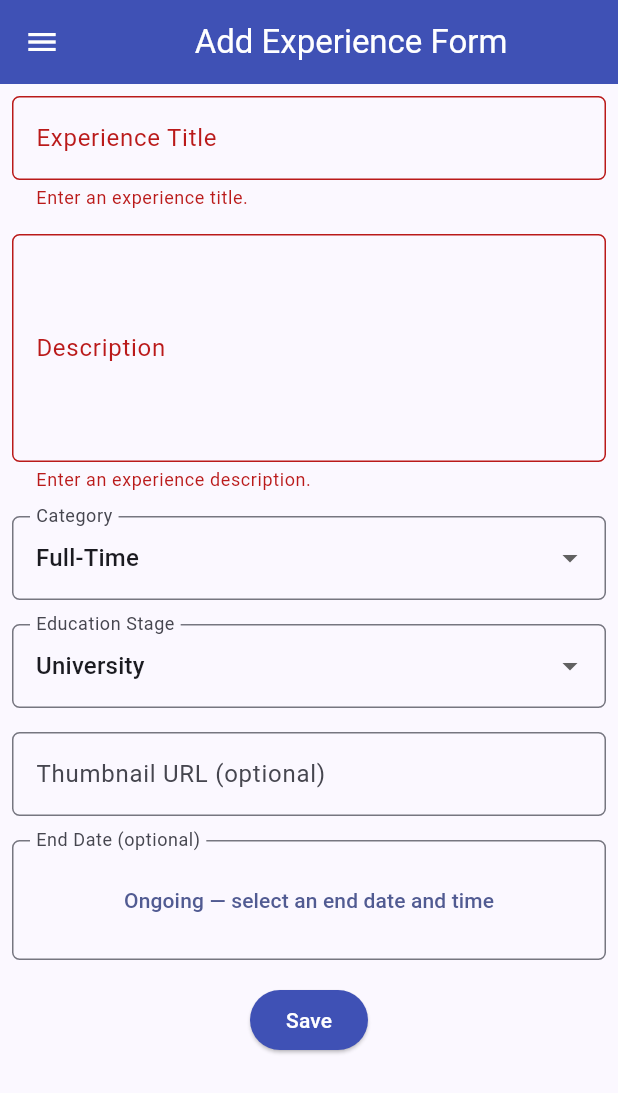
After one commit to alyssasaaa/myportofolio_mobile, a Flutter app: the ExperienceFormPage screen opened directly, after a tap on "Save", on a phone screen of 412 x 824 dp. The commit adds this screen. Shown: the top 1093 px of the screen. Run offline on Flutter 3.47's test engine with Material 3 defaults, Android fonts, the phone set to English and light mode, and no system bars.

Commit message:
feat: add experience form with input fields and validation

```diff
--- /dev/null
+++ b/lib/experience_form.dart
@@ -0,0 +1,329 @@
+import 'package:flutter/material.dart';
+import 'package:myportofolio_mobile/widgets/left_drawer.dart';
+
+class ExperienceFormPage extends StatefulWidget {
+  const ExperienceFormPage({super.key});
+
+  @override
+  State<ExperienceFormPage> createState() => _ExperienceFormPageState();
+}
+
+class _ExperienceFormPageState extends State<ExperienceFormPage> {
+  final _formKey = GlobalKey<FormState>();
+
+  String _title = "";
+  String _description = "";
+  String _category = "full-time";
+  String _stage = "university";
+  String _thumbnail = "";
+  DateTime? _endedAt; // null means ongoing
+
+  final Map<String, String> _categories = {
+    'internship': 'Internship',
+    'research': 'Research',
+    'volunteer': 'Volunteer',
+    'part-time': 'Part-Time',
+    'full-time': 'Full-Time',
+    'freelance': 'Freelance',
+    'committee': 'Committee',
+    'organization': 'Organization',
+  };
+
+  final Map<String, String> _stages = {
+    'university': 'University',
+    'high-school': 'High School',
+  };
+
+  @override
+  Widget build(BuildContext context) {
+    return Scaffold(
+      appBar: AppBar(
+        title: const Center(child: Text('Add Experience Form')),
+        backgroundColor: Colors.indigo,
+        foregroundColor: Colors.white,
+      ),
+      drawer: const LeftDrawer(),
+      body: Form(
+        key: _formKey,
+        child: SingleChildScrollView(
+          child: Column(
+            crossAxisAlignment: CrossAxisAlignment.start,
+            children: [
+              // === Experience Title ===
+              Padding(
+                padding: const EdgeInsets.all(8.0),
+                child: TextFormField(
+                  initialValue: _title,
+                  decoration: InputDecoration(
+                    hintText: "COMPFEST 18 | PIC of Decoration",
+                    labelText: "Experience Title",
+                    border: OutlineInputBorder(
+                      borderRadius: BorderRadius.circular(5.0),
+                    ),
+                  ),
+                  onChanged: (String value) {
+                    setState(() {
+                      _title = value;
+                    });
+                  },
+                  validator: (String? value) {
+                    final title =
+                        value?.replaceAll(RegExp(r'<[^>]*>'), '').trim() ?? '';
+                    if (title.isEmpty) {
+                      return "Enter an experience title.";
+                    }
+                    if (value!.length > 255) {
+                      return "The title must be at most 255 characters.";
+                    }
+                    return null;
+                  },
+                ),
+              ),
+              // === Description ===
+              Padding(
+                padding: const EdgeInsets.all(8.0),
+                child: TextFormField(
+                  initialValue: _description,
+                  maxLines: 5,
+                  decoration: InputDecoration(
+                    hintText: "Describe your role and contribution",
+                    labelText: "Description",
+                    border: OutlineInputBorder(
+                      borderRadius: BorderRadius.circular(5.0),
+                    ),
+                  ),
+                  onChanged: (String value) {
+                    setState(() {
+                      _description = value;
+                    });
+                  },
+                  validator: (String? value) {
+                    final description =
+                        value?.replaceAll(RegExp(r'<[^>]*>'), '').trim() ?? '';
+                    if (description.isEmpty) {
+                      return "Enter an experience description.";
+                    }
+                    return null;
+                  },
+                ),
+              ),
+              // === Category ===
+              Padding(
+                padding: const EdgeInsets.all(8.0),
+                child: DropdownButtonFormField<String>(
+                  decoration: InputDecoration(
+                    labelText: "Category",
+                    border: OutlineInputBorder(
+                      borderRadius: BorderRadius.circular(5.0),
+                    ),
+                  ),
+                  initialValue: _category,
+                  items: _categories.entries
+                      .map(
+                        (entry) => DropdownMenuItem(
+                          value: entry.key,
+                          child: Text(entry.value),
+                        ),
+                      )
+                      .toList(),
+                  onChanged: (String? newValue) {
+                    setState(() {
+                      _category = newValue!;
+                    });
+                  },
+                ),
+              ),
+              // === Education Stage ===
+              Padding(
+                padding: const EdgeInsets.all(8.0),
+                child: DropdownButtonFormField<String>(
+                  decoration: InputDecoration(
+                    labelText: "Education Stage",
+                    border: OutlineInputBorder(
+                      borderRadius: BorderRadius.circular(5.0),
+                    ),
+                  ),
+                  initialValue: _stage,
+                  items: _stages.entries
+                      .map(
+                        (entry) => DropdownMenuItem(
+                          value: entry.key,
+                          child: Text(entry.value),
+                        ),
+                      )
+                      .toList(),
+                  onChanged: (String? newValue) {
+                    setState(() {
+                      _stage = newValue!;
+                    });
+                  },
+                ),
+              ),
+              // === Thumbnail URL ===
+              Padding(
+                padding: const EdgeInsets.all(8.0),
+                child: TextFormField(
+                  initialValue: _thumbnail,
+                  keyboardType: TextInputType.url,
+                  decoration: InputDecoration(
+                    hintText: "https://example.com/image.png",
+                    labelText: "Thumbnail URL (optional)",
+                    border: OutlineInputBorder(
+                      borderRadius: BorderRadius.circular(5.0),
+                    ),
+                  ),
+                  onChanged: (String value) {
+                    setState(() {
+                      _thumbnail = value;
+                    });
+                  },
+                  validator: (String? value) {
+                    final url = value?.trim() ?? '';
+                    if (url.isEmpty) return null;
+                    final uri = Uri.tryParse(url);
+                    if (url.length > 200) {
+                      return "The URL must be at most 200 characters.";
+                    }
+                    if (uri == null ||
+                        ![
+                          'http',
+                          'https',
+                          'ftp',
+                          'ftps',
+                        ].contains(uri.scheme) ||
+                        uri.host.isEmpty ||
+                        RegExp(r'\s').hasMatch(url)) {
+                      return "Enter a valid thumbnail URL.";
+                    }
+                    return null;
+                  },
+                ),
+              ),
+              // === End Date (optional; leave empty for ongoing experiences) ===
+              Padding(
+                padding: const EdgeInsets.all(8.0),
+                child: FormField<DateTime>(
+                  initialValue: _endedAt,
+                  builder: (field) {
+                    return InputDecorator(
+                      decoration: InputDecoration(
+                        labelText: "End Date (optional)",
+                        border: OutlineInputBorder(
+                          borderRadius: BorderRadius.circular(5.0),
+                        ),
+                      ),
+                      child: Row(
+                        children: [
+                          Expanded(
+                            child: TextButton(
+                              onPressed: () async {
+                                final date = await showDatePicker(
+                                  context: context,
+                                  initialDate: field.value ?? DateTime.now(),
+                                  firstDate: DateTime(1900),
+                                  lastDate: DateTime(2100, 12, 31),
+                                );
+                                if (date == null || !context.mounted) return;
+                                final time = await showTimePicker(
+                                  context: context,
+                                  initialTime: TimeOfDay.fromDateTime(
+                                    field.value ?? DateTime.now(),
+                                  ),
+                                );
+                                if (time == null || !context.mounted) return;
+                                final endedAt = DateTime(
+                                  date.year,
+                                  date.month,
+                                  date.day,
+                                  time.hour,
+                                  time.minute,
+                                );
+                                setState(() {
+                                  _endedAt = endedAt;
+                                  field.didChange(endedAt);
+                                });
+                              },
+                              child: Text(
+                                field.value == null
+                                    ? "Ongoing — select an end date and time"
+                                    : field.value.toString().substring(0, 16),
+                              ),
+                            ),
+                          ),
+                          if (field.value != null)
+                            IconButton(
+                              tooltip: "Clear end date (ongoing)",
+                              icon: const Icon(Icons.clear),
+                              onPressed: () {
+                                setState(() {
+                                  _endedAt = null;
+                                  field.didChange(null);
+                                });
+                              },
+                            ),
+                        ],
+                      ),
+                    );
+                  },
+                ),
+              ),
+              // === Save Button ===
+              Align(
+                alignment: Alignment.bottomCenter,
+                child: Padding(
+                  padding: const EdgeInsets.all(8.0),
+                  child: ElevatedButton(
+                    style: ButtonStyle(
+                      backgroundColor: WidgetStateProperty.all(Colors.indigo),
+                    ),
+                    onPressed: () {
+                      if (_formKey.currentState!.validate()) {
+                        showDialog(
+                          context: context,
+                          builder: (context) {
+                            return AlertDialog(
+                              title: const Text(
+                                'Experience added successfully!',
+                              ),
+                              actions: [
+                                TextButton(
+                                  child: const Text('OK'),
+                                  onPressed: () {
+                                    Navigator.pop(context);
+                                    setState(() {
+                                      _title = "";
+                                      _description = "";
+                                      _category = "full-time";
+                                      _stage = "university";
+                                      _thumbnail = "";
+                                      _endedAt = null;
+                                    });
+                                    // Rebuild the default initial values before resetting.
+                                    WidgetsBinding.instance
+                                        .addPostFrameCallback((_) {
+                                          if (mounted) {
+                                            _formKey.currentState!.reset();
+                                          }
+                                        });
+                                  },
+                                ),
+                              ],
+                            );
+                          },
+                        );
+                      }
+                    },
+                    child: const Text(
+                      "Save",
+                      style: TextStyle(color: Colors.white),
+                    ),
+                  ),
+                ),
+              ),
+            ],
+          ),
+        ),
+      ),
+    );
+  }
+}
--- a/lib/widgets/left_drawer.dart
+++ b/lib/widgets/left_drawer.dart
@@ -1,6 +1,6 @@
 import 'package:flutter/material.dart';
 import 'package:myportofolio_mobile/menu.dart';
-// TODO: Import ProjectFormPage after creating it
+import 'package:myportofolio_mobile/experience_form.dart';
 class LeftDrawer extends StatelessWidget {
   const LeftDrawer({super.key});
 
@@ -52,12 +52,15 @@ class LeftDrawer extends StatelessWidget {
           ),
           ListTile(
             leading: const Icon(Icons.add_circle_outline),
-            title: const Text('Add Project'),
-            // Navigate to the Add Project screen
+            title: const Text('Add Experiences'),
+            // Navigate to the Add Experiences screen
             onTap: () {
-              /*
-              TODO: Add a route to ProjectFormPage after creating it.
-              */
+              Navigator.pushReplacement(
+                context,
+                MaterialPageRoute(
+                  builder: (context) => const ExperienceFormPage(),
+                ),
+              );
             },
           ),
         ],
```
